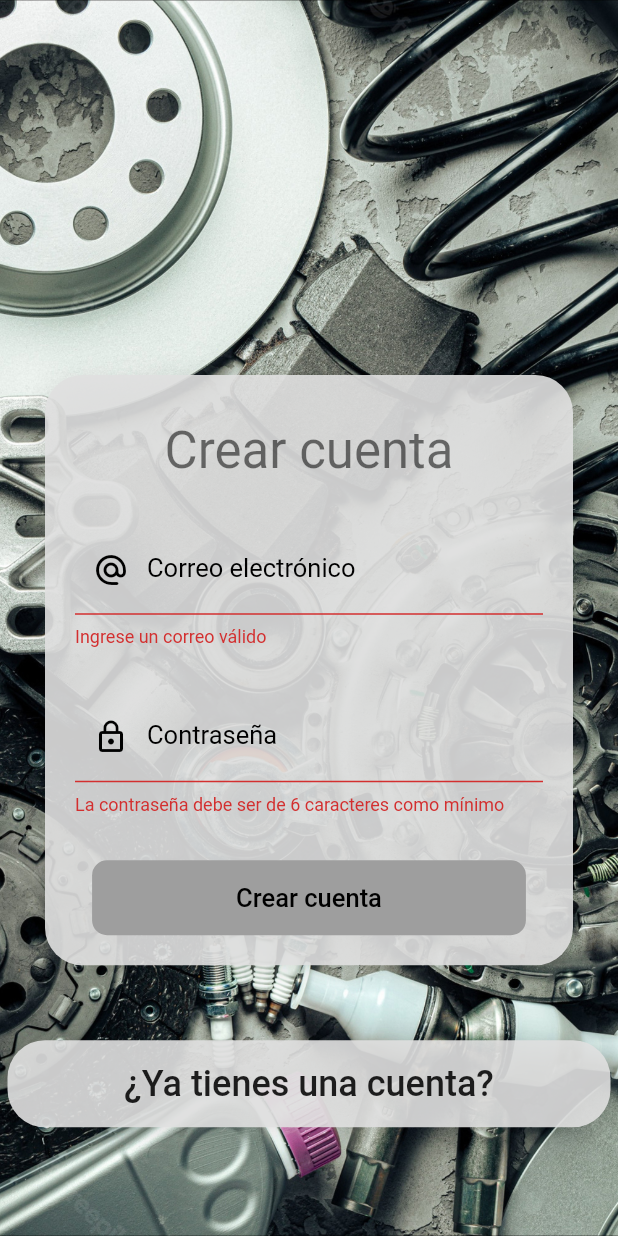
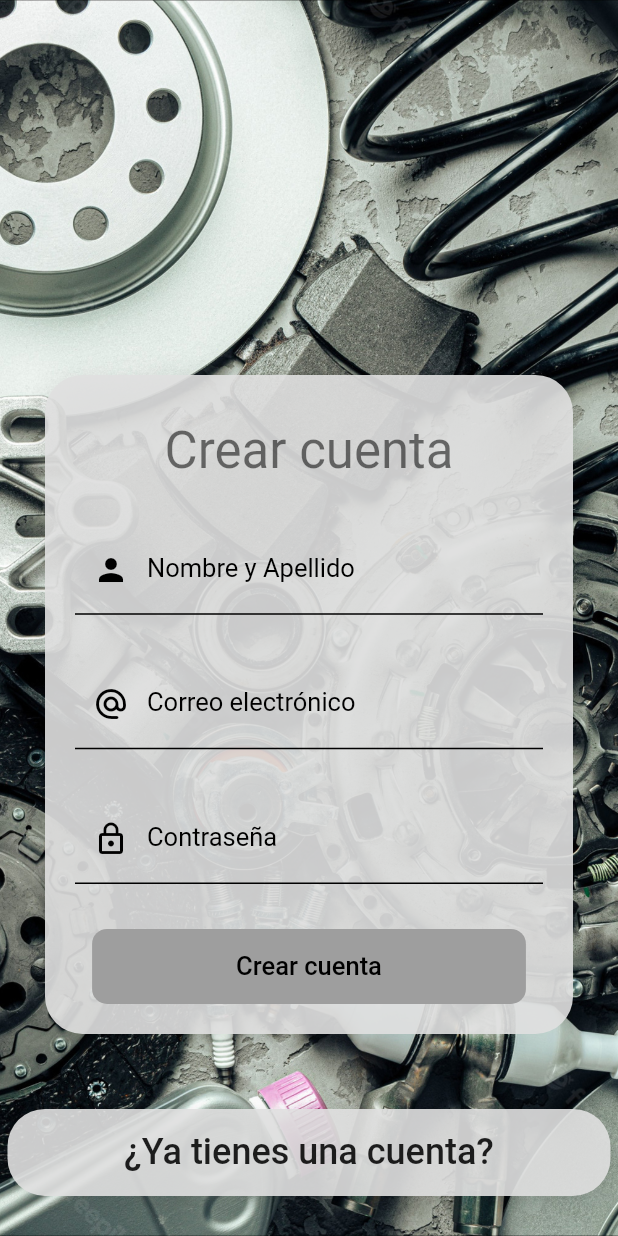
Before and after one commit to JuanIgnacioPiroso/login_mysql, a Flutter app: the RegisterScreen screen opened by its route, after a tap on "Crear cuenta", on a phone screen of 412 x 824 dp. Run offline on Flutter 3.47's test engine with Material 2 defaults, Android fonts, the light colour scheme and no system bars; network calls fail.

Commit message:
register screen connected to the database

```diff
--- a/lib/screens/register_screen.dart
+++ b/lib/screens/register_screen.dart
@@ -1,13 +1,13 @@
-
+import 'dart:convert';
 import 'package:flutter/material.dart';
 import 'package:login_mysql/providers/login_form_provider.dart';
 import 'package:login_mysql/ui/input_decorations.dart';
 import 'package:login_mysql/widgets/widgets.dart';
 import 'package:provider/provider.dart';
+import 'package:http/http.dart' as http;
 
 class RegisterScreen extends StatelessWidget {
   const RegisterScreen({Key? key}) : super(key: key);
-
 
   @override
   Widget build(BuildContext context) {
@@ -23,14 +23,13 @@ class RegisterScreen extends StatelessWidget {
                 child: Column(
                   children: [
                     const SizedBox(height: 10),
-                    Text('Crear cuenta', style: Theme.of(context).textTheme.headline4),
+                    Text('Crear cuenta',
+                        style: Theme.of(context).textTheme.headline4),
                     const SizedBox(height: 30),
-
                     ChangeNotifierProvider(
                       create: (_) => LoginFormProvider(),
-                      child: const _LoginForm(),
-                      )
-
+                      child: const _RegisterForm(),
+                    )
                   ],
                 ),
               ),
@@ -39,12 +38,16 @@ class RegisterScreen extends StatelessWidget {
                 paddingHorizontal: 5,
                 paddingContainer: 5,
                 child: TextButton(
-                  onPressed: (() => Navigator.pushReplacementNamed(context, 'login')),
+                  onPressed: (() =>
+                      Navigator.pushReplacementNamed(context, 'login')),
                   style: ButtonStyle(
-                    overlayColor: MaterialStateProperty.all(Colors.black.withOpacity(0.1)),
-                    shape: MaterialStateProperty.all(const StadiumBorder())
+                      overlayColor: MaterialStateProperty.all(
+                          Colors.black.withOpacity(0.1)),
+                      shape: MaterialStateProperty.all(const StadiumBorder())),
+                  child: const Text(
+                    '¿Ya tienes una cuenta?',
+                    style: TextStyle(fontSize: 24, color: Colors.black87),
                   ),
-                  child: const Text('¿Ya tienes una cuenta?',style: TextStyle(fontSize: 24, color: Colors.black87),),
                 ),
               ),
               const SizedBox(height: 50),
@@ -56,12 +59,48 @@ class RegisterScreen extends StatelessWidget {
   }
 }
 
-class _LoginForm extends StatelessWidget {
-  const _LoginForm({Key? key}) : super(key: key);
+class _RegisterForm extends StatefulWidget {
+  const _RegisterForm({Key? key}) : super(key: key);
+
+  @override
+  State<_RegisterForm> createState() => _RegisterFormState();
+}
+
+class _RegisterFormState extends State<_RegisterForm> {
+  TextEditingController name = TextEditingController();
+  TextEditingController email = TextEditingController();
+  TextEditingController password = TextEditingController();
+
+  Future register() async {
+    var url = "http://192.168.0.77/login_api/register.php";
+    var response = await http.post(Uri.parse(url), body: {
+      'username': email.text,
+      'password': password.text,
+    });
+    var data = json.decode(response.body);
+    if (data == "Error") {
+      showDialog(
+          context: context,
+          builder: (context) {
+            return const AlertDialog(
+              content: Text('Este usuario ya esta registrado!'),
+            );
+          });
+    } else {
+      showDialog(
+          context: context,
+          builder: (context) {
+            return const AlertDialog(content: Text('Registro completo'));
+          });
+      const AlertDialog(content: Text('Registro completo'));
+      Future.delayed(const Duration(seconds: 3), () {
+        Navigator.pushNamed(context, 'login');
+      });
+    }
+  }
 
   @override
   Widget build(BuildContext context) {
-
     final loginForm = Provider.of<LoginFormProvider>(context);
 
     // ignore: avoid_unnecessary_containers
@@ -72,13 +111,23 @@ class _LoginForm extends StatelessWidget {
         child: Column(
           children: [
             TextFormField(
+              controller: name,
+              autocorrect: false,
+              decoration: InputDecorations.authInputDecoration(
+                  hintText: 'Nombre y Apellido',
+                  labelText: 'Nombre y Apellido',
+                  prefixIcon: Icons.person),
+            ),
+            const SizedBox(height: 30),
+            TextFormField(
+              controller: email,
               autocorrect: false,
               keyboardType: TextInputType.emailAddress,
               decoration: InputDecorations.authInputDecoration(
                   hintText: 'example@gmail.com',
                   labelText: 'Correo electrónico',
                   prefixIcon: Icons.alternate_email_rounded),
-                  onChanged: (value) => loginForm.email = value,
+              onChanged: (value) => loginForm.email = value,
               validator: (value) {
                 String pattern =
                     r'^(([^<>()[\]\\.,;:\s@\"]+(\.[^<>()[\]\\.,;:\s@\"]+)*)|(\".+\"))@((\[[0-9]{1,3}\.[0-9]{1,3}\.[0-9]{1,3}\.[0-9]{1,3}\])|(([a-zA-Z\-0-9]+\.)+[a-zA-Z]{2,}))$';
@@ -91,6 +140,7 @@ class _LoginForm extends StatelessWidget {
             ),
             const SizedBox(height: 30),
             TextFormField(
+              controller: password,
               autocorrect: false,
               obscureText: true,
               keyboardType: TextInputType.emailAddress,
@@ -98,7 +148,7 @@ class _LoginForm extends StatelessWidget {
                   hintText: '*********',
                   labelText: 'Contraseña',
                   prefixIcon: Icons.lock_outline),
-                  onChanged: (value) => loginForm.password = value,
+              onChanged: (value) => loginForm.password = value,
               validator: (value) {
                 return (value != null && value.length >= 6)
                     ? null
@@ -107,20 +157,10 @@ class _LoginForm extends StatelessWidget {
             ),
             const SizedBox(height: 30),
             MaterialButton(
-              onPressed: loginForm.isLoading ? null : () async {
-
-                FocusScope.of(context).unfocus();
-
-                if (!loginForm.isValidForm() ) return;
-
-                loginForm.isLoading = true;
-
-                await Future.delayed(const Duration(seconds:2));
-
-                loginForm.isLoading = false;
+              onPressed: () {
+                register();
 
                 // ignore: use_build_context_synchronously
-                Navigator.restorablePushReplacementNamed(context, 'home');
               },
               color: Colors.grey,
               elevation: 0,
@@ -131,12 +171,9 @@ class _LoginForm extends StatelessWidget {
                   padding:
                       const EdgeInsets.symmetric(horizontal: 80, vertical: 15),
                   child: Text(
-                    loginForm.isLoading
-                    ? 'Espere...'
-                    : 'Crear cuenta',
-                      style: const TextStyle(color: Colors.black,  fontSize: 17)
-                      )
-                    ),
+                      loginForm.isLoading ? 'Espere...' : 'Crear cuenta',
+                      style:
+                          const TextStyle(color: Colors.black, fontSize: 17))),
             )
           ],
         ),
--- a/lib/widgets/auth_background.dart
+++ b/lib/widgets/auth_background.dart
@@ -52,6 +52,7 @@ class BackgroundImage extends StatelessWidget {
   }
 }
 
+// ignore: unused_element
 class _HeaderIcon extends StatelessWidget {
   const _HeaderIcon({
     Key? key,
```
